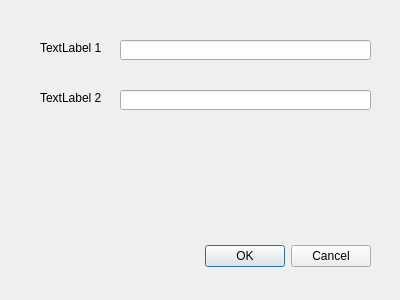
no5013/qgis-calculator, file calculator_dialog_base.ui: the form before one commit.
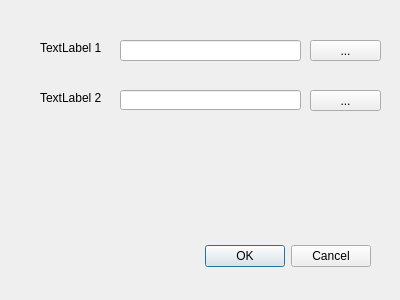
The form after the commit.

Commit message: Create ui and bind file chooser

```diff
--- a/calculator_dialog_base.ui
+++ b/calculator_dialog_base.ui
@@ -34,8 +34,8 @@
     <rect>
      <x>120</x>
      <y>40</y>
-     <width>251</width>
-     <height>20</height>
+     <width>181</width>
+     <height>21</height>
     </rect>
    </property>
   </widget>
@@ -44,7 +44,7 @@
     <rect>
      <x>120</x>
      <y>90</y>
-     <width>251</width>
+     <width>181</width>
      <height>20</height>
     </rect>
    </property>
@@ -75,6 +75,32 @@
     <string>TextLabel 2</string>
    </property>
   </widget>
+  <widget class="QPushButton" name="pushButton">
+   <property name="geometry">
+    <rect>
+     <x>310</x>
+     <y>40</y>
+     <width>71</width>
+     <height>21</height>
+    </rect>
+   </property>
+   <property name="text">
+    <string>...</string>
+   </property>
+  </widget>
+  <widget class="QPushButton" name="pushButton_2">
+   <property name="geometry">
+    <rect>
+     <x>310</x>
+     <y>90</y>
+     <width>71</width>
+     <height>21</height>
+    </rect>
+   </property>
+   <property name="text">
+    <string>...</string>
+   </property>
+  </widget>
  </widget>
  <resources/>
  <connections>
```
The commit also changes 2 other files.
